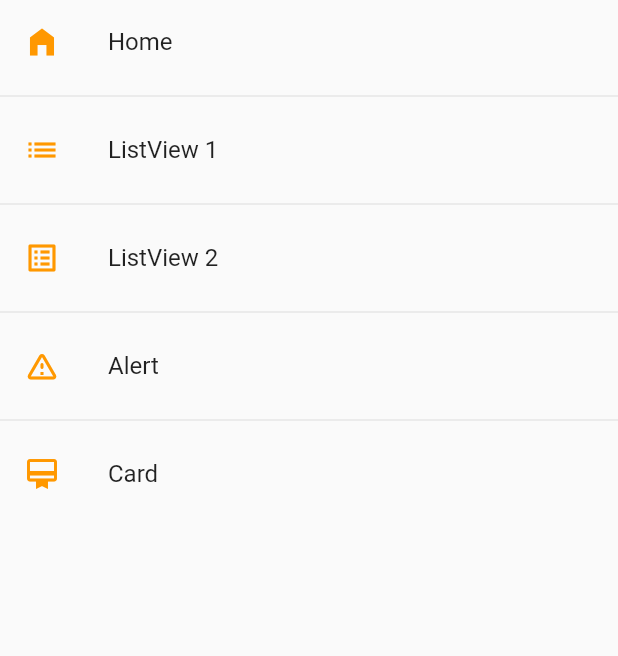
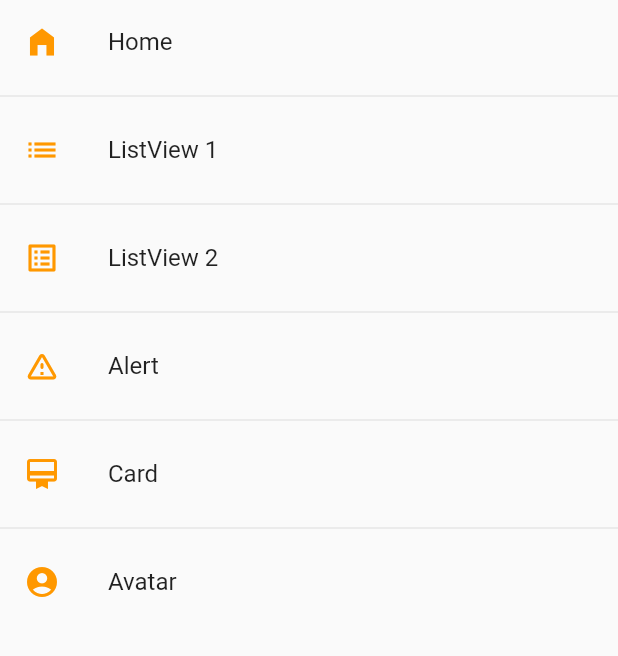
Before and after one commit to aydin-due/widgets_app, a Flutter app: the screen it shows after launch, on a phone screen of 412 x 824 dp, the part 84-740 px from its top. Run offline on Flutter 3.47's test engine with Material 2 defaults, Android fonts, the phone set to English and light mode, and no system bars.

Commit message:
circle avatar

```diff
--- a/lib/routes/app_routes.dart
+++ b/lib/routes/app_routes.dart
@@ -30,7 +30,12 @@ class AppRoutes {
       route: 'card',
       name: 'Card',
       screen: const CardScreen(),
-        icon: Icons.card_membership)
+      icon: Icons.card_membership),
+    MenuOption(
+      route: 'avatar',
+      name: 'Avatar',
+      screen: const AvatarScreen(),
+      icon: Icons.account_circle_sharp)
   ];
 
   static Map<String, Widget Function(BuildContext)> getAppRoutes() {
--- a/lib/screens/screens.dart
+++ b/lib/screens/screens.dart
@@ -1,5 +1,6 @@
 export 'package:widgets_app/screens/alert_screen.dart';
+export 'package:widgets_app/screens/avatar_screen.dart';
 export 'package:widgets_app/screens/card_screen.dart';
+export 'package:widgets_app/screens/home_screen.dart';
 export 'package:widgets_app/screens/listview1_screen.dart';
 export 'package:widgets_app/screens/listview2_screen.dart';
-export 'package:widgets_app/screens/home_screen.dart';
```
Also changed, not shown: lib/screens/avatar_screen.dart (added, +29 -0 lines). Lines whose indentation alone changed are shown as unchanged.
